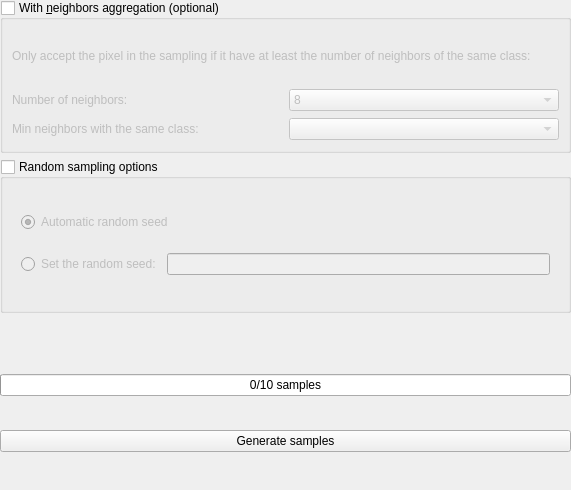
First picture: the form in ui/generate_samples_widget.ui, repository SMByC/AcATaMa, before the edit.
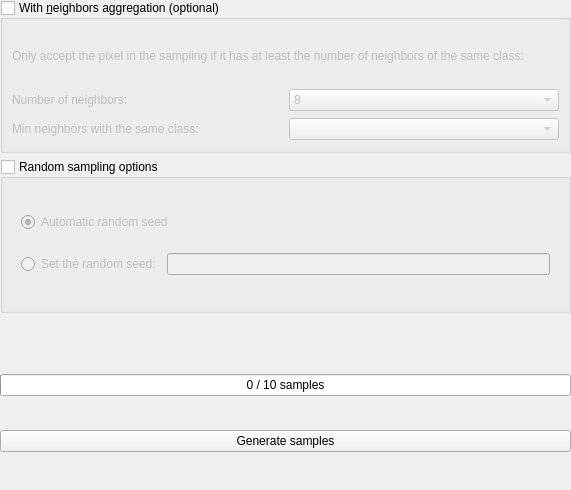
Second picture: the form after the edit.

Commit message: Added a new sampling method: two-stage sampling using a point spacing grid with a random offset, but also with the option to post-stratified the sampling and the option of neighbours aggregation. With others fixes and changes.

```diff
--- a/ui/generate_samples_widget.ui
+++ b/ui/generate_samples_widget.ui
@@ -56,7 +56,7 @@
          <item>
           <widget class="QLabel" name="label">
            <property name="text">
-            <string>Only accept the pixel in the sampling if it have at least the number of neighbors of the same class:</string>
+            <string>Only accept the pixel in the sampling if it has at least the number of neighbors of the same class:</string>
            </property>
            <property name="alignment">
             <set>Qt::AlignJustify|Qt::AlignVCenter</set>
@@ -208,7 +208,7 @@
          <number>0</number>
         </property>
         <property name="format">
-         <string>%v/%m samples</string>
+         <string>%v / %m samples</string>
         </property>
        </widget>
       </item>
```
The commit also changes 7 other files.
